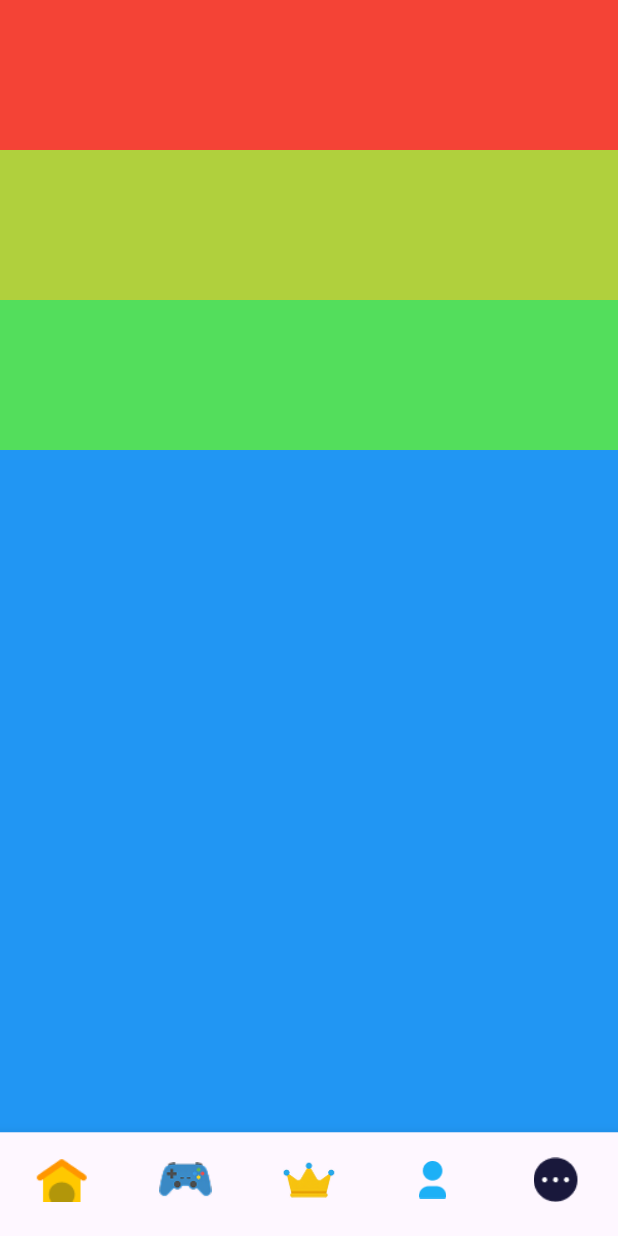
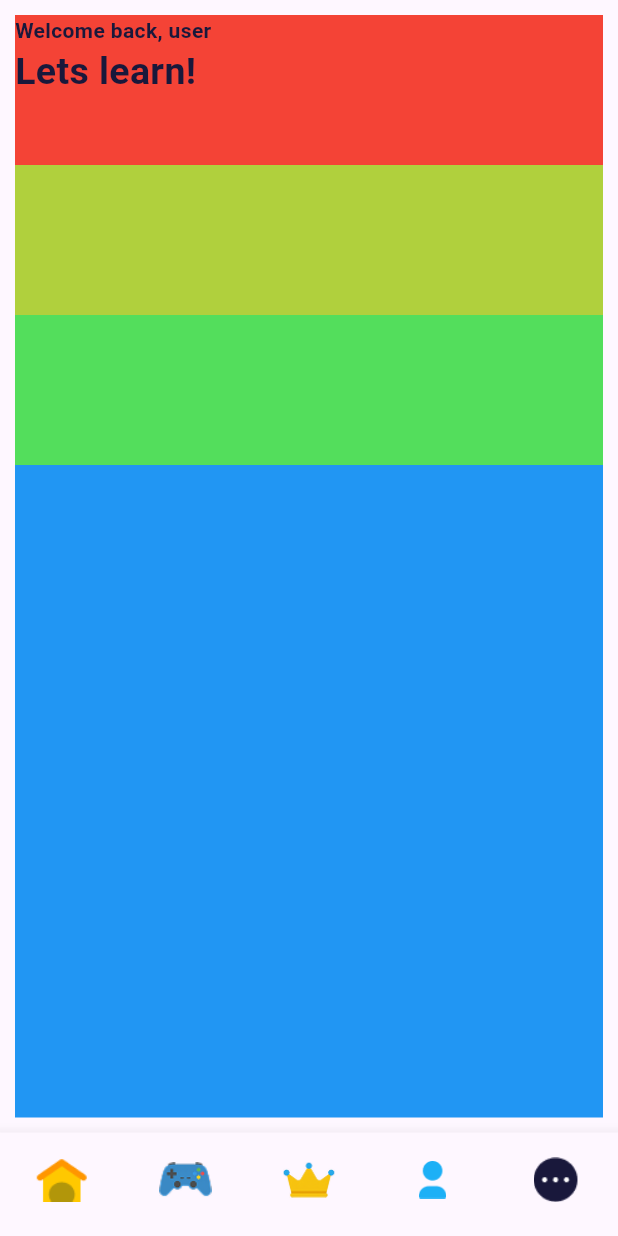
Before and after one commit to Eruumaa/Nexcash_Repo, a Flutter app: the screen it shows after launch, on a phone screen of 412 x 824 dp. Run offline on Flutter 3.47's test engine with Material 3 defaults, Android fonts, the phone set to English and light mode, and no system bars.

Commit message:
mengantur icons dan mendesain home

```diff
--- a/lib/views/screens/home_screens.dart
+++ b/lib/views/screens/home_screens.dart
@@ -7,7 +7,8 @@ class HomeScreens extends StatelessWidget {
   Widget build(BuildContext context) {
     return Scaffold(
       body: SafeArea(
-        child: SizedBox(
+        child: Padding(padding: EdgeInsets.all(10),child:
+        SizedBox(
           width: double.infinity,
           height: double.infinity,
           child: Column(
@@ -17,6 +18,13 @@ class HomeScreens extends StatelessWidget {
                 height: 100,
                 decoration: BoxDecoration(
                   color: Colors.red
+                ),
+                child: Column(
+                  crossAxisAlignment: CrossAxisAlignment.start,
+                  children: [
+                    Text("Welcome back, user",style: TextStyle(color: Color.fromARGB(255, 25, 24, 59),fontWeight: FontWeight.bold  )),
+                    Text("Lets learn!",style: TextStyle(color: Color.fromARGB(255, 25, 24, 59),fontSize: 25,fontWeight: FontWeight.bold ))
+                  ],
                 ),
               ),
               Container(
@@ -39,7 +47,7 @@ class HomeScreens extends StatelessWidget {
               ))
             ],
           ),
-
+        ),
         )
       ) ,
       bottomNavigationBar: BottomNavigationBar(
```
